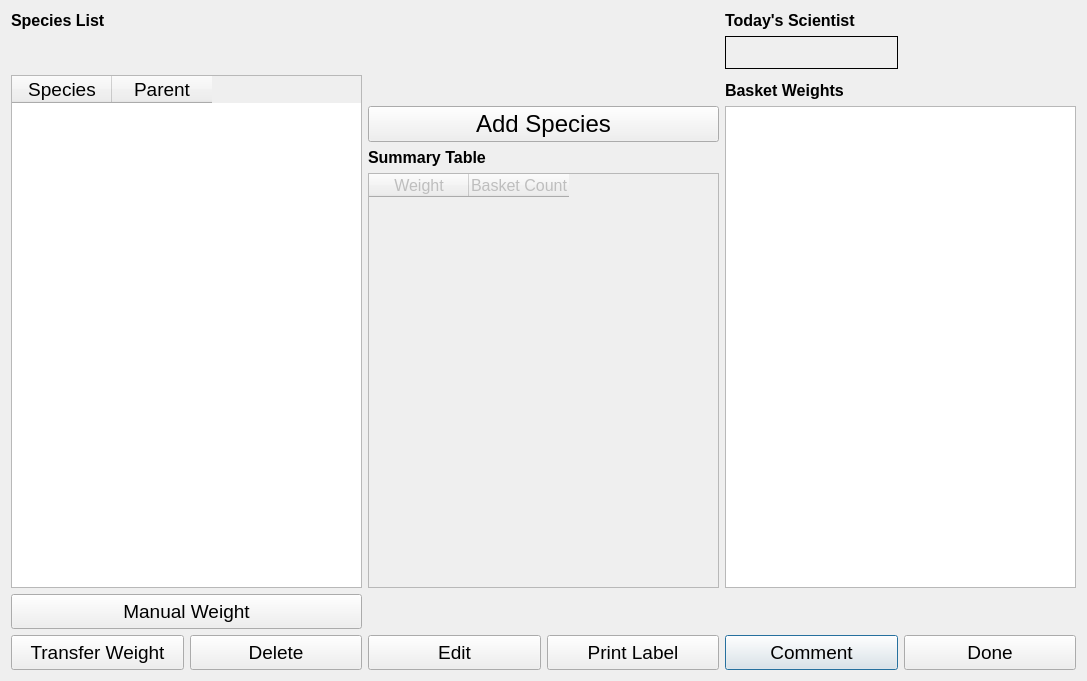
This is ui/CLAMSCatch.ui in guyuhong/CLAMS as Qt 5 draws it before an edit. The edited form follows.
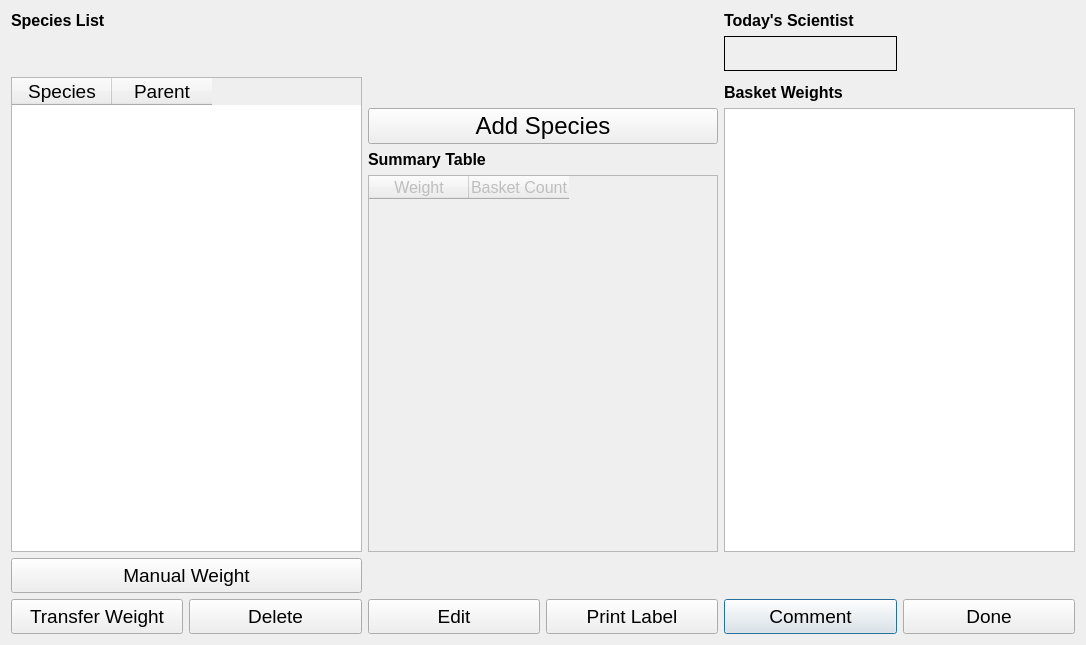
This is the edited form.

```diff
--- a/ui/CLAMSCatch.ui
+++ b/ui/CLAMSCatch.ui
@@ -9,8 +9,8 @@
    <rect>
     <x>0</x>
     <y>0</y>
-    <width>1087</width>
-    <height>681</height>
+    <width>1086</width>
+    <height>645</height>
    </rect>
   </property>
   <property name="minimumSize">
@@ -219,6 +219,12 @@
      </item>
      <item row="1" column="4">
       <widget class="QLabel" name="sciLabel">
+       <property name="minimumSize">
+        <size>
+         <width>165</width>
+         <height>35</height>
+        </size>
+       </property>
        <property name="font">
         <font>
          <pointsize>20</pointsize>
```
